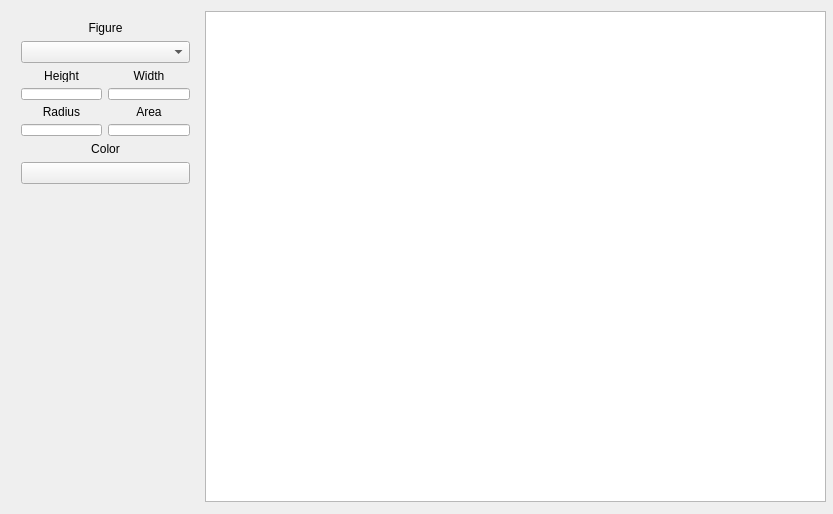
This is experiments/training/widget.ui in kudroma/SimpleApplication as Qt 5 draws it before an edit. The edited form follows.
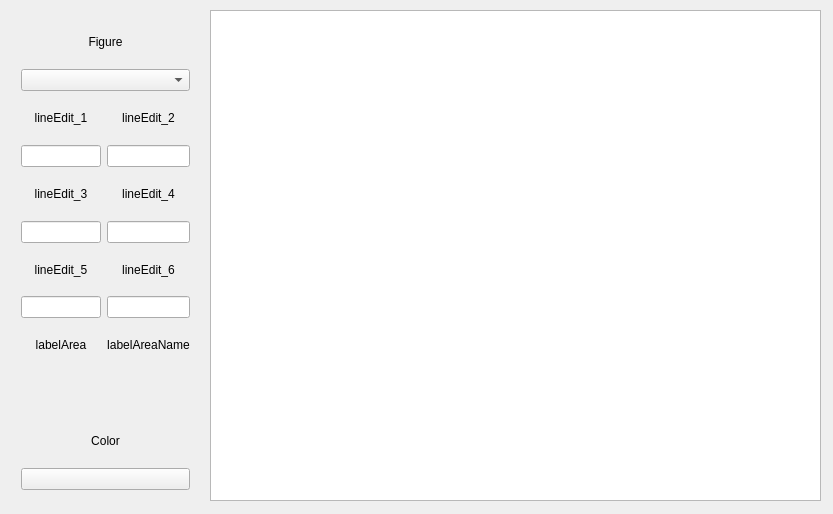
This is the edited form.

```diff
--- a/experiments/training/widget.ui
+++ b/experiments/training/widget.ui
@@ -16,26 +16,24 @@
   <widget class="QGraphicsView" name="graphicsView">
    <property name="geometry">
     <rect>
-     <x>205</x>
-     <y>11</y>
-     <width>621</width>
+     <x>210</x>
+     <y>10</y>
+     <width>611</width>
      <height>491</height>
     </rect>
    </property>
   </widget>
-  <widget class="QWidget" name="">
+  <widget class="QWidget" name="layoutWidget">
    <property name="geometry">
     <rect>
      <x>10</x>
      <y>10</y>
      <width>191</width>
-     <height>185</height>
+     <height>491</height>
     </rect>
    </property>
-   <layout class="QVBoxLayout" name="verticalLayout_3">
-    <item>
-     <layout class="QVBoxLayout" name="verticalLayout">
-      <item>
+   <layout class="QGridLayout" name="gridLayout">
+    <item row="0" column="0" colspan="2">
        <widget class="QLabel" name="labelFigure">
         <property name="text">
          <string>Figure</string>
@@ -45,55 +43,17 @@
         </property>
        </widget>
       </item>
-      <item>
+    <item row="1" column="0" colspan="2">
        <widget class="QComboBox" name="comboBoxFigure">
         <property name="currentText">
          <string/>
         </property>
        </widget>
       </item>
-     </layout>
-    </item>
-    <item>
-     <layout class="QGridLayout" name="gridLayout">
-      <item row="0" column="0">
-       <widget class="QLabel" name="labelHeight">
-        <property name="text">
-         <string>Height</string>
-        </property>
-        <property name="alignment">
-         <set>Qt::AlignCenter</set>
-        </property>
-       </widget>
-      </item>
-      <item row="0" column="1">
-       <widget class="QLabel" name="labelWidth">
-        <property name="text">
-         <string>Width</string>
-        </property>
-        <property name="alignment">
-         <set>Qt::AlignCenter</set>
-        </property>
-       </widget>
-      </item>
-      <item row="1" column="0">
-       <widget class="QLineEdit" name="lineEditHeight">
-        <property name="text">
-         <string/>
-        </property>
-       </widget>
-      </item>
-      <item row="1" column="1">
-       <widget class="QLineEdit" name="lineEditWidth">
-        <property name="text">
-         <string/>
-        </property>
-       </widget>
-      </item>
       <item row="2" column="0">
        <widget class="QLabel" name="labelRadius">
         <property name="text">
-         <string>Radius</string>
+       <string>lineEdit_1</string>
         </property>
         <property name="alignment">
          <set>Qt::AlignCenter</set>
@@ -103,7 +63,7 @@
       <item row="2" column="1">
        <widget class="QLabel" name="labelArea">
         <property name="text">
-         <string>Area</string>
+       <string>lineEdit_2</string>
         </property>
         <property name="alignment">
          <set>Qt::AlignCenter</set>
@@ -124,11 +84,97 @@
         </property>
        </widget>
       </item>
-     </layout>
+    <item row="4" column="0">
+     <widget class="QLabel" name="label_3">
+      <property name="text">
+       <string>lineEdit_3</string>
+      </property>
+      <property name="alignment">
+       <set>Qt::AlignCenter</set>
+      </property>
+     </widget>
     </item>
-    <item>
-     <layout class="QVBoxLayout" name="verticalLayout_2">
-      <item>
+    <item row="4" column="1">
+     <widget class="QLabel" name="label_4">
+      <property name="text">
+       <string>lineEdit_4</string>
+      </property>
+      <property name="alignment">
+       <set>Qt::AlignCenter</set>
+      </property>
+     </widget>
+    </item>
+    <item row="5" column="0">
+     <widget class="QLineEdit" name="lineEdit_3">
+      <property name="text">
+       <string/>
+      </property>
+     </widget>
+    </item>
+    <item row="5" column="1">
+     <widget class="QLineEdit" name="lineEdit_4"/>
+    </item>
+    <item row="6" column="0">
+     <widget class="QLabel" name="label_5">
+      <property name="text">
+       <string>lineEdit_5</string>
+      </property>
+      <property name="alignment">
+       <set>Qt::AlignCenter</set>
+      </property>
+     </widget>
+    </item>
+    <item row="6" column="1">
+     <widget class="QLabel" name="label_6">
+      <property name="text">
+       <string>lineEdit_6</string>
+      </property>
+      <property name="alignment">
+       <set>Qt::AlignCenter</set>
+      </property>
+     </widget>
+    </item>
+    <item row="7" column="0">
+     <widget class="QLineEdit" name="lineEdit_5"/>
+    </item>
+    <item row="7" column="1">
+     <widget class="QLineEdit" name="lineEdit_6"/>
+    </item>
+    <item row="8" column="0">
+     <widget class="QLabel" name="label_7">
+      <property name="text">
+       <string>labelArea</string>
+      </property>
+      <property name="alignment">
+       <set>Qt::AlignCenter</set>
+      </property>
+     </widget>
+    </item>
+    <item row="8" column="1">
+     <widget class="QLabel" name="label_8">
+      <property name="text">
+       <string>labelAreaName</string>
+      </property>
+      <property name="alignment">
+       <set>Qt::AlignCenter</set>
+      </property>
+     </widget>
+    </item>
+    <item row="9" column="0">
+     <widget class="QLabel" name="label_9">
+      <property name="text">
+       <string/>
+      </property>
+     </widget>
+    </item>
+    <item row="9" column="1">
+     <widget class="QLabel" name="label_10">
+      <property name="text">
+       <string/>
+      </property>
+     </widget>
+    </item>
+    <item row="10" column="0" colspan="2">
        <widget class="QLabel" name="labelColor">
         <property name="text">
          <string>Color</string>
@@ -138,14 +184,12 @@
         </property>
        </widget>
       </item>
-      <item>
+    <item row="11" column="0" colspan="2">
        <widget class="QPushButton" name="pushButtonColor">
         <property name="text">
          <string/>
         </property>
        </widget>
-      </item>
-     </layout>
     </item>
    </layout>
   </widget>
```
Left out of the diff: 8 changed lines with no effect on the pictures. Lines whose indentation alone changed are shown as unchanged.
